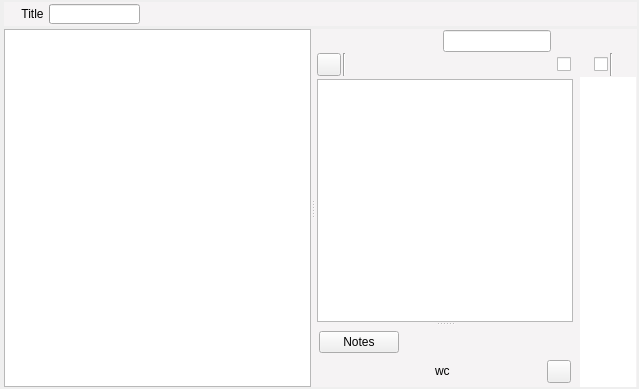
This is ui/manuscript_view.ui in zkovari/plotlyst as Qt 5 draws it before an edit. The edited form follows.
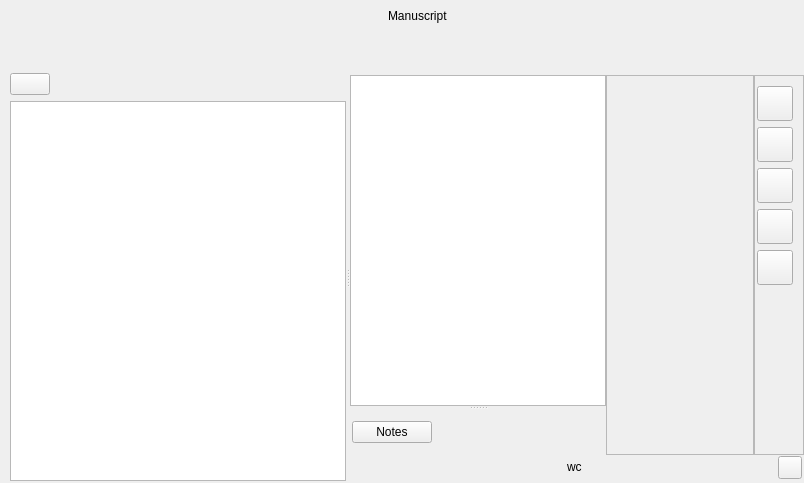
This is the edited form. Custom widgets are drawn as their Qt base class.

Commit message:
Renovate manuscript editor (#614)
* Renovate manuscript editor

* toolbar

* recheck

* side button

* progress

* progress

* calibri

* print resize event

* tree indent

* fix tree refresh

* add btn

* progress

* btngroup

* fix font

* progress

* progress chart colors

* add chart progress

What changed in the file:
```diff
--- a/ui/manuscript_view.ui
+++ b/ui/manuscript_view.ui
@@ -6,31 +6,28 @@
    <rect>
     <x>0</x>
     <y>0</y>
-    <width>639</width>
-    <height>389</height>
+    <width>804</width>
+    <height>483</height>
    </rect>
   </property>
   <property name="windowTitle">
    <string>Form</string>
   </property>
   <property name="styleSheet">
-   <string notr="true">#wdgSideAnalysis {
-                background-color: white;
-                }
-            </string>
+   <string notr="true"/>
   </property>
-  <layout class="QVBoxLayout" name="verticalLayout_2">
+  <layout class="QVBoxLayout" name="verticalLayout_9">
    <property name="spacing">
     <number>3</number>
    </property>
    <property name="leftMargin">
-    <number>4</number>
+    <number>10</number>
    </property>
    <property name="topMargin">
     <number>2</number>
    </property>
    <property name="rightMargin">
-    <number>2</number>
+    <number>0</number>
    </property>
    <property name="bottomMargin">
     <number>2</number>
@@ -43,117 +40,60 @@
        <verstretch>0</verstretch>
       </sizepolicy>
      </property>
-     <property name="styleSheet">
-      <string notr="true">.QWidget {
-                            background-color: #f5f3f4;
-                            }
-                        </string>
-     </property>
-     <layout class="QHBoxLayout" name="horizontalLayout">
+     <layout class="QHBoxLayout" name="horizontalLayout_3">
       <property name="spacing">
        <number>3</number>
       </property>
       <property name="leftMargin">
-       <number>15</number>
+       <number>2</number>
       </property>
       <property name="topMargin">
-       <number>2</number>
+       <number>4</number>
       </property>
       <property name="rightMargin">
-       <number>0</number>
+       <number>2</number>
       </property>
       <property name="bottomMargin">
-       <number>2</number>
+       <number>4</number>
       </property>
       <item>
-       <widget class="QPushButton" name="btnTitle">
-        <property name="cursor">
-         <cursorShape>PointingHandCursor</cursorShape>
+       <spacer name="horizontalSpacer_2">
+        <property name="orientation">
+         <enum>Qt::Horizontal</enum>
         </property>
+        <property name="sizeHint" stdset="0">
+         <size>
+          <width>40</width>
+          <height>20</height>
+         </size>
+        </property>
+       </spacer>
+      </item>
+      <item>
+       <widget class="QToolButton" name="btnManuscript">
         <property name="styleSheet">
-         <string notr="true">QPushButton {
-                                        border: 1px hidden black;
-                                        padding: 2px;
-                                        }
-
-                                        QPushButton:hover {
-                                        border: 1px dashed black;
-                                        }
-
-                                        QPushButton:pressed {
-                                        border: 1px solid black;
-                                        }
-                                    </string>
+         <string notr="true">border: 0px;</string>
         </property>
         <property name="text">
-         <string>Title</string>
+         <string/>
         </property>
        </widget>
       </item>
-      <item alignment="Qt::AlignHCenter">
-       <widget class="QProgressBar" name="progressStory">
+      <item>
+       <widget class="QLabel" name="lblTitle">
         <property name="sizePolicy">
-         <sizepolicy hsizetype="Maximum" vsizetype="Fixed">
+         <sizepolicy hsizetype="Preferred" vsizetype="Maximum">
           <horstretch>0</horstretch>
           <verstretch>0</verstretch>
          </sizepolicy>
         </property>
-        <property name="minimumSize">
-         <size>
-          <width>0</width>
-          <height>0</height>
-         </size>
-        </property>
-        <property name="maximumSize">
-         <size>
-          <width>16777215</width>
-          <height>20</height>
-         </size>
-        </property>
-        <property name="toolTip">
-         <string>Goal: 80,000 words</string>
-        </property>
-        <property name="styleSheet">
-         <string notr="true"/>
-        </property>
-        <property name="value">
-         <number>0</number>
-        </property>
-        <property name="textVisible">
-         <bool>false</bool>
-        </property>
-        <property name="invertedAppearance">
-         <bool>false</bool>
-        </property>
-       </widget>
-      </item>
-      <item>
-       <widget class="QPushButton" name="btnStoryGoal">
-        <property name="cursor">
-         <cursorShape>PointingHandCursor</cursorShape>
-        </property>
-        <property name="styleSheet">
-         <string notr="true">QPushButton {
-                                        border: 1px hidden black;
-                                        padding: 2px;
-                                        }
-
-                                        QPushButton:hover {
-                                        border: 1px dashed black;
-                                        }
-
-                                        QPushButton:pressed {
-                                        border: 1px solid black;
-                                        }
-                                    </string>
-        </property>
         <property name="text">
-         <string/>
+         <string>Manuscript</string>
         </property>
        </widget>
       </item>
       <item>
-       <spacer name="horizontalSpacer_5">
+       <spacer name="horizontalSpacer_3">
         <property name="orientation">
          <enum>Qt::Horizontal</enum>
         </property>
@@ -168,21 +108,85 @@
      </layout>
     </widget>
    </item>
+   <item>
+    <spacer name="verticalSpacer">
+     <property name="orientation">
+      <enum>Qt::Vertical</enum>
+     </property>
+     <property name="sizeType">
+      <enum>QSizePolicy::Fixed</enum>
+     </property>
+     <property name="sizeHint" stdset="0">
+      <size>
+       <width>20</width>
+       <height>40</height>
+      </size>
+     </property>
+    </spacer>
+   </item>
    <item>
     <widget class="QSplitter" name="splitter">
-     <property name="styleSheet">
-      <string notr="true">QSplitter {background-color: #f5f3f4;}</string>
-     </property>
      <property name="orientation">
       <enum>Qt::Horizontal</enum>
      </property>
-     <property name="handleWidth">
-      <number>4</number>
-     </property>
      <property name="childrenCollapsible">
       <bool>false</bool>
      </property>
-     <widget class="ScenesTreeView" name="treeChapters"/>
+     <widget class="QWidget" name="layoutWidget">
+      <layout class="QVBoxLayout" name="verticalLayout_2">
+       <item>
+        <layout class="QHBoxLayout" name="horizontalLayout_4">
+         <item>
+          <widget class="QPushButton" name="btnAdd">
+           <property name="sizePolicy">
+            <sizepolicy hsizetype="Maximum" vsizetype="Fixed">
+             <horstretch>0</horstretch>
+             <verstretch>0</verstretch>
+            </sizepolicy>
+           </property>
+           <property name="maximumSize">
+            <size>
+             <width>130</width>
+             <height>16777215</height>
+            </size>
+           </property>
+           <property name="cursor">
+            <cursorShape>PointingHandCursor</cursorShape>
+           </property>
+           <property name="text">
+            <string/>
+           </property>
+           <property name="shortcut">
+            <string>Ctrl+N</string>
+           </property>
+           <property name="positive" stdset="0">
+            <bool>true</bool>
+           </property>
+           <property name="base" stdset="0">
+            <bool>true</bool>
+           </property>
+          </widget>
+         </item>
+         <item>
+          <spacer name="horizontalSpacer_5">
+           <property name="orientation">
+            <enum>Qt::Horizontal</enum>
+           </property>
+           <property name="sizeHint" stdset="0">
+            <size>
+             <width>40</width>
+             <height>20</height>
+            </size>
+           </property>
+          </spacer>
+         </item>
+        </layout>
+       </item>
+       <item>
+        <widget class="ScenesTreeView" name="treeChapters"/>
+       </item>
+      </layout>
+     </widget>
      <widget class="QStackedWidget" name="stackedWidget">
       <property name="styleSheet">
        <string notr="true">#pageDistractionFree {
@@ -209,223 +213,39 @@
          <number>0</number>
         </property>
         <property name="topMargin">
-         <number>1</number>
+         <number>0</number>
         </property>
         <property name="rightMargin">
-         <number>1</number>
+         <number>0</number>
         </property>
         <property name="bottomMargin">
          <number>0</number>
         </property>
         <item>
-         <widget class="QWidget" name="widget" native="true">
-          <property name="sizePolicy">
-           <sizepolicy hsizetype="Preferred" vsizetype="Maximum">
-            <horstretch>0</horstretch>
-            <verstretch>0</verstretch>
-           </sizepolicy>
-          </property>
-          <layout class="QHBoxLayout" name="horizontalLayout_10">
-           <property name="spacing">
-            <number>2</number>
-           </property>
-           <property name="leftMargin">
-            <number>0</number>
-           </property>
-           <property name="topMargin">
-            <number>0</number>
-           </property>
-           <property name="rightMargin">
-            <number>0</number>
-           </property>
-           <property name="bottomMargin">
-            <number>0</number>
-           </property>
-           <item>
-            <spacer name="horizontalSpacer_10">
-             <property name="orientation">
-              <enum>Qt::Horizontal</enum>
-             </property>
-             <property name="sizeHint" stdset="0">
-              <size>
-               <width>40</width>
-               <height>20</height>
-              </size>
-             </property>
-            </spacer>
-           </item>
-           <item>
-            <widget class="QToolButton" name="btnPov">
-             <property name="styleSheet">
-              <string notr="true">border: 0px;</string>
-             </property>
-             <property name="text">
-              <string/>
-             </property>
-            </widget>
-           </item>
-           <item>
-            <widget class="QToolButton" name="btnSceneType">
-             <property name="styleSheet">
-              <string notr="true">border: 0px;</string>
-             </property>
-             <property name="text">
-              <string/>
-             </property>
-            </widget>
-           </item>
-           <item>
-            <widget class="QLineEdit" name="lineSceneTitle">
-             <property name="readOnly">
-              <bool>true</bool>
-             </property>
-            </widget>
-           </item>
-           <item>
-            <spacer name="horizontalSpacer_11">
-             <property name="orientation">
-              <enum>Qt::Horizontal</enum>
-             </property>
-             <property name="sizeHint" stdset="0">
-              <size>
-               <width>40</width>
-               <height>20</height>
-              </size>
-             </property>
-            </spacer>
-           </item>
-          </layout>
-         </widget>
-        </item>
-        <item>
-         <widget class="QWidget" name="wdgToolbar" native="true">
-          <property name="sizePolicy">
-           <sizepolicy hsizetype="Preferred" vsizetype="Maximum">
-            <horstretch>0</horstretch>
-            <verstretch>0</verstretch>
-           </sizepolicy>
-          </property>
+         <widget class="QWidget" name="wdgTop" native="true">
           <property name="styleSheet">
-           <string notr="true">#wdgToolbar {background-color: #f5f3f4;}</string>
+           <string notr="true"/>
           </property>
-          <layout class="QHBoxLayout" name="horizontalLayout_9">
-           <property name="spacing">
-            <number>2</number>
-           </property>
+          <layout class="QHBoxLayout" name="horizontalLayout">
            <property name="leftMargin">
-            <number>2</number>
+            <number>5</number>
            </property>
            <property name="topMargin">
-            <number>1</number>
+            <number>0</number>
            </property>
            <property name="rightMargin">
-            <number>2</number>
+            <number>21</number>
            </property>
            <property name="bottomMargin">
-            <number>1</number>
+            <number>2</number>
            </property>
-           <item>
-            <widget class="QToolButton" name="btnDistractionFree">
-             <property name="sizePolicy">
-              <sizepolicy hsizetype="Maximum" vsizetype="Fixed">
-               <horstretch>0</horstretch>
-               <verstretch>0</verstretch>
-              </sizepolicy>
-             </property>
-             <property name="maximumSize">
-              <size>
-               <width>16777215</width>
-               <height>16777215</height>
-              </size>
-             </property>
-             <property name="cursor">
-              <cursorShape>PointingHandCursor</cursorShape>
-             </property>
-             <property name="text">
-              <string/>
-             </property>
-            </widget>
-           </item>
-           <item>
-            <widget class="Line" name="line_5">
-             <property name="orientation">
-              <enum>Qt::Vertical</enum>
-             </property>
-            </widget>
-           </item>
-           <item>
-            <widget class="SprintWidget" name="wdgSprint" native="true"/>
-           </item>
-           <item>
-            <spacer name="horizontalSpacer_9">
-             <property name="orientation">
-              <enum>Qt::Horizontal</enum>
-             </property>
-             <property name="sizeHint" stdset="0">
-              <size>
-               <width>40</width>
-               <height>20</height>
-              </size>
-             </property>
-            </spacer>
-           </item>
-           <item>
-            <widget class="QToolButton" name="btnSpellCheckIcon">
-             <property name="styleSheet">
-              <string notr="true">border:0px;</string>
-             </property>
-             <property name="text">
-              <string/>
-             </property>
-            </widget>
-           </item>
-           <item>
-            <widget class="Toggle" name="cbSpellCheck">
-             <property name="text">
-              <string/>
-             </property>
-            </widget>
-           </item>
-           <item>
-            <widget class="QToolButton" name="btnAnalysisIcon">
-             <property name="styleSheet">
-              <string notr="true">border:0px;</string>
-             </property>
-             <property name="text">
-              <string/>
-             </property>
-            </widget>
-           </item>
-           <item>
-            <widget class="Toggle" name="btnAnalysis"/>
-           </item>
-           <item>
-            <widget class="Line" name="line_6">
-             <property name="orientation">
-              <enum>Qt::Vertical</enum>
-             </property>
-            </widget>
-           </item>
-           <item>
-            <widget class="QToolButton" name="btnContext">
-             <property name="cursor">
-              <cursorShape>PointingHandCursor</cursorShape>
-             </property>
-             <property name="styleSheet">
-              <string notr="true">QToolButton {border: 0px;}</string>
-             </property>
-             <property name="text">
-              <string/>
-             </property>
-            </widget>
-           </item>
           </layout>
          </widget>
         </item>
         <item>
          <layout class="QHBoxLayout" name="horizontalLayout_2">
           <property name="spacing">
-           <number>3</number>
+           <number>0</number>
           </property>
           <item>
            <widget class="QWidget" name="wdgEditor" native="true">
@@ -440,20 +260,17 @@
               <number>0</number>
              </property>
              <property name="leftMargin">
-              <number>2</number>
+              <number>0</number>
              </property>
              <property name="topMargin">
-              <number>2</number>
+              <number>0</number>
              </property>
              <property name="rightMargin">
-              <number>4</number>
+              <number>0</number>
              </property>
              <property name="bottomMargin">
-              <number>2</number>
+              <number>0</number>
              </property>
-             <item>
-              <widget class="QWidget" name="wdgTopAnalysis" native="true"/>
-             </item>
              <item>
               <widget class="QSplitter" name="splitterEditor">
                <property name="orientation">
@@ -499,131 +316,426 @@
                </widget>
               </widget>
              </item>
+            </layout>
+           </widget>
+          </item>
+          <item>
+           <widget class="QFrame" name="wdgSide">
+            <property name="sizePolicy">
+             <sizepolicy hsizetype="Maximum" vsizetype="Preferred">
+              <horstretch>0</horstretch>
+              <verstretch>0</verstretch>
+             </sizepolicy>
+            </property>
+            <property name="minimumSize">
+             <size>
+              <width>0</width>
+              <height>0</height>
+             </size>
+            </property>
+            <property name="maximumSize">
+             <size>
+              <width>150</width>
+              <height>16777215</height>
+             </size>
+            </property>
+            <property name="frameShape">
+             <enum>QFrame::StyledPanel</enum>
+            </property>
+            <property name="frameShadow">
+             <enum>QFrame::Sunken</enum>
+            </property>
+            <property name="relaxed-white-bg" stdset="0">
+             <bool>true</bool>
+            </property>
+            <layout class="QVBoxLayout" name="verticalLayout_3">
+             <property name="spacing">
+              <number>3</number>
+             </property>
+             <property name="leftMargin">
+              <number>2</number>
+             </property>
+             <property name="topMargin">
+              <number>2</number>
+             </property>
+             <property name="rightMargin">
+              <number>9</number>
+             </property>
+             <property name="bottomMargin">
+              <number>2</number>
+             </property>
              <item>
-              <widget class="QWidget" name="wdgBottom" native="true">
-               <property name="sizePolicy">
-                <sizepolicy hsizetype="Preferred" vsizetype="Maximum">
-                 <horstretch>0</horstretch>
-                 <verstretch>0</verstretch>
-                </sizepolicy>
+              <widget class="QStackedWidget" name="stackSide">
+               <widget class="QWidget" name="pageInfo">
+                <layout class="QVBoxLayout" name="verticalLayout_11">
+                 <property name="spacing">
+                  <number>3</number>
+                 </property>
+                 <property name="leftMargin">
+                  <number>5</number>
+                 </property>
+                 <property name="topMargin">
+                  <number>5</number>
+                 </property>
+                 <property name="rightMargin">
+                  <number>2</number>
+                 </property>
+                 <property name="bottomMargin">
+                  <number>2</number>
+                 </property>
+                 <item>
+                  <spacer name="verticalSpacer_3">
+                   <property name="orientation">
+                    <enum>Qt::Vertical</enum>
+                   </property>
+                   <property name="sizeHint" stdset="0">
+                    <size>
+                     <width>20</width>
+                     <height>40</height>
+                    </size>
+                   </property>
+                  </spacer>
+                 </item>
+                </layout>
+               </widget>
+               <widget class="QWidget" name="pageGoal">
+                <layout class="QVBoxLayout" name="verticalLayout_13">
+                 <property name="spacing">
+                  <number>3</number>
+                 </property>
+                 <property name="leftMargin">
+                  <number>5</number>
+                 </property>
+                 <property name="topMargin">
+                  <number>5</number>
+                 </property>
+                 <property name="rightMargin">
+                  <number>2</number>
+                 </property>
+                 <property name="bottomMargin">
+                  <number>2</number>
+                 </property>
+                </layout>
+               </widget>
+               <widget class="QWidget" name="pageReadability">
+                <layout class="QVBoxLayout" name="verticalLayout_12">
+                 <property name="spacing">
+                  <number>3</number>
+                 </property>
+                 <property name="leftMargin">
+                  <number>5</number>
+                 </property>
+                 <property name="topMargin">
+                  <number>5</number>
+                 </property>
+                 <property name="rightMargin">
+                  <number>2</number>
+                 </property>
+                 <property name="bottomMargin">
+                  <number>2</number>
+                 </property>
+                </layout>
+               </widget>
+               <widget class="QWidget" name="pageCharts">
+                <layout class="QVBoxLayout" name="verticalLayout_14">
+                 <property name="spacing">
+                  <number>3</number>
+                 </property>
+                 <property name="leftMargin">
+                  <number>5</number>
+                 </property>
+                 <property name="topMargin">
+                  <number>5</number>
+                 </property>
+                 <property name="rightMargin">
+                  <number>2</number>
+                 </property>
+                 <property name="bottomMargin">
+                  <number>2</number>
+                 </property>
+                </layout>
+               </widget>
+               <widget class="QWidget" name="pageExport">
+                <layout class="QVBoxLayout" name="verticalLayout_15">
+                 <property name="spacing">
+                  <number>3</number>
+                 </property>
+                 <property name="leftMargin">
+                  <number>5</number>
+                 </property>
+                 <property name="topMargin">
+                  <number>5</number>
+                 </property>
+                 <property name="rightMargin">
+                  <number>2</number>
+                 </property>
+                 <property name="bottomMargin">
+                  <number>2</number>
+                 </property>
+                </layout>
+               </widget>
+              </widget>
+             </item>
+            </layout>
+           </widget>
+          </item>
+          <item>
+           <widget class="QFrame" name="wdgSideBar">
+            <property name="sizePolicy">
+             <sizepolicy hsizetype="Maximum" vsizetype="Preferred">
+              <horstretch>0</horstretch>
+              <verstretch>0</verstretch>
+             </sizepolicy>
+            </property>
+            <property name="frameShape">
+             <enum>QFrame::StyledPanel</enum>
+            </property>
+            <property name="frameShadow">
+             <enum>QFrame::Sunken</enum>
+            </property>
+            <property name="relaxed-white-bg" stdset="0">
+             <bool>true</bool>
+            </property>
+            <layout class="QVBoxLayout" name="verticalLayout_10">
+             <property name="leftMargin">
+              <number>2</number>
+             </property>
+             <property name="topMargin">
+              <number>10</number>
+             </property>
+             <property name="rightMargin">
+              <number>10</number>
+             </property>
+             <property name="bottomMargin">
+              <number>0</number>
+             </property>
+             <item>
+              <widget class="QToolButton" name="btnSceneInfo">
+               <property name="cursor">
+                <cursorShape>PointingHandCursor</cursorShape>
                </property>
-               <property name="styleSheet">
-                <string notr="true">#wdgBottom {
+               <property name="toolTip">
+                <string>Scene info</string>
+               </property>
+               <property name="text">
+                <string/>
+               </property>
+               <property name="iconSize">
+                <size>
+                 <width>28</width>
+                 <height>28</height>
+                </size>
+               </property>
+               <property name="checkable">
+                <bool>true</bool>
+               </property>
+               <property name="transparent-circle-bg-on-hover" stdset="0">
+                <bool>true</bool>
+               </property>
+               <property name="large" stdset="0">
+                <bool>true</bool>
+               </property>
+              </widget>
+             </item>
+             <item>
+              <widget class="QToolButton" name="btnGoals">
+               <property name="cursor">
+                <cursorShape>PointingHandCursor</cursorShape>
+               </property>
+               <property name="toolTip">
+                <string>Goals</string>
+               </property>
+               <property name="text">
+                <string/>
+               </property>
+               <property name="iconSize">
+                <size>
+                 <width>28</width>
+                 <height>28</height>
+                </size>
+               </property>
+               <property name="checkable">
+                <bool>true</bool>
+               </property>
+               <property name="transparent-circle-bg-on-hover" stdset="0">
+                <bool>true</bool>
+               </property>
+               <property name="large" stdset="0">
+                <bool>true</bool>
+               </property>
+              </widget>
+             </item>
+             <item>
+              <widget class="QToolButton" name="btnReadability">
+               <property name="cursor">
+                <cursorShape>PointingHandCursor</cursorShape>
+               </property>
+               <property name="toolTip">
+                <string>Readability</string>
+               </property>
+               <property name="text">
+                <string/>
+               </property>
+               <property name="iconSize">
+                <size>
+                 <width>28</width>
+                 <height>28</height>
+                </size>
+               </property>
+               <property name="checkable">
+                <bool>true</bool>
+               </property>
+               <property name="transparent-circle-bg-on-hover" stdset="0">
+                <bool>true</bool>
+               </property>
+               <property name="large" stdset="0">
+                <bool>true</bool>
+               </property>
+              </widget>
+             </item>
+             <item>
+              <widget class="QToolButton" name="btnLengthCharts">
+               <property name="cursor">
+                <cursorShape>PointingHandCursor</cursorShape>
+               </property>
+               <property name="toolTip">
+                <string>Length distribution</string>
+               </property>
+               <property name="text">
+                <string/>
+               </property>
+               <property name="iconSize">
+                <size>
+                 <width>28</width>
+                 <height>28</height>
+                </size>
+               </property>
+               <property name="checkable">
+                <bool>true</bool>
+               </property>
+               <property name="transparent-circle-bg-on-hover" stdset="0">
+                <bool>true</bool>
+               </property>
+               <property name="large" stdset="0">
+                <bool>true</bool>
+               </property>
+              </widget>
+             </item>
+             <item>
+              <widget class="QToolButton" name="btnExport">
+               <property name="cursor">
+                <cursorShape>PointingHandCursor</cursorShape>
+               </property>
+               <property name="toolTip">
+                <string>Export</string>
+               </property>
+               <property name="text">
+                <string/>
+               </property>
+               <property name="iconSize">
+                <size>
+                 <width>28</width>
+                 <height>28</height>
+                </size>
+               </property>
+               <property name="checkable">
+                <bool>true</bool>
+               </property>
+               <property name="transparent-circle-bg-on-hover" stdset="0">
+                <bool>true</bool>
+               </property>
+               <property name="large" stdset="0">
+                <bool>true</bool>
+               </property>
+              </widget>
+             </item>
+             <item>
+              <spacer name="verticalSpacer_2">
+               <property name="orientation">
+                <enum>Qt::Vertical</enum>
+               </property>
+               <property name="sizeHint" stdset="0">
+                <size>
+                 <width>20</width>
+                 <height>40</height>
+                </size>
+               </property>
+              </spacer>
+             </item>
+            </layout>
+           </widget>
+          </item>
+         </layout>
+        </item>
+        <item>
+         <widget class="QWidget" name="wdgBottom" native="true">
+          <property name="sizePolicy">
+           <sizepolicy hsizetype="Preferred" vsizetype="Maximum">
+            <horstretch>0</horstretch>
+            <verstretch>0</verstretch>
+           </sizepolicy>
+          </property>
+          <property name="styleSheet">
+           <string notr="true">#wdgBottom {
                                                                     background-color: qlineargradient(x1: 0, y1: 0, x2:
                                                                     1, y2: 1,
                                                                     stop: 0 #FFFFFF, stop: 0.5 #E1E1E1, stop: 1
                                                                     #E7E7E7);
                                                                     border-bottom-left-radius: 6px;
                                                                     border-bottom-right-radius: 6px;
-                                                                    border: 1px hidden black;
-                                                                    border-top: 0px;
                                                                     }
                                                                 </string>
-               </property>
-               <layout class="QHBoxLayout" name="horizontalLayout_8">
-                <property name="spacing">
-                 <number>0</number>
-                </property>
-                <property name="leftMargin">
-                 <number>2</number>
-                </property>
-                <property name="topMargin">
-                 <number>1</number>
-                </property>
-                <property name="rightMargin">
-                 <number>2</number>
-                </property>
-                <property name="bottomMargin">
-                 <number>2</number>
-                </property>
-                <item>
-                 <widget class="QToolButton" name="btnNotes">
-                  <property name="cursor">
-                   <cursorShape>ArrowCursor</cursorShape>
-                  </property>
-                  <property name="toolTip">
-                   <string>Notes</string>
-                  </property>
-                  <property name="styleSheet">
-                   <string notr="true">QToolButton {
+          </property>
+          <layout class="QHBoxLayout" name="horizontalLayout_8">
+           <property name="spacing">
+            <number>0</number>
+           </property>
+           <property name="leftMargin">
+            <number>2</number>
+           </property>
+           <property name="topMargin">
+            <number>1</number>
+           </property>
+           <property name="rightMargin">
+            <number>2</number>
+           </property>
+           <property name="bottomMargin">
+            <number>2</number>
+           </property>
+           <item>
+            <widget class="QToolButton" name="btnNotes">
+             <property name="cursor">
+              <cursorShape>ArrowCursor</cursorShape>
+             </property>
+             <property name="toolTip">
+              <string>Notes</string>
+             </property>
+             <property name="styleSheet">
+              <string notr="true">QToolButton {
                                                                                 border: 0px hidden black;
                                                                                 }
                                                                                 QToolButton:pressed {
                                                                                 border: 1px solid white;
                                                                                 }
                                                                             </string>
-                  </property>
-                  <property name="checkable">
-                   <bool>true</bool>
-                  </property>
-                 </widget>
-                </item>
-                <item alignment="Qt::AlignHCenter|Qt::AlignVCenter">
-                 <widget class="WordsDisplay" name="lblWordCount">
-                  <property name="text">
-                   <string>wc</string>
-                  </property>
-                 </widget>
-                </item>
-                <item>
-                 <widget class="SceneStageButton" name="btnStage"/>
-                </item>
-               </layout>
-              </widget>
-             </item>
-            </layout>
-           </widget>
-          </item>
-          <item>
-           <widget class="QWidget" name="wdgSideAnalysis" native="true">
-            <property name="sizePolicy">
-             <sizepolicy hsizetype="Maximum" vsizetype="Preferred">
-              <horstretch>0</horstretch>
-              <verstretch>0</verstretch>
-             </sizepolicy>
-            </property>
-            <property name="minimumSize">
-             <size>
-              <width>0</width>
-              <height>0</height>
-             </size>
-            </property>
-            <property name="maximumSize">
-             <size>
-              <width>200</width>
-              <height>16777215</height>
-             </size>
-            </property>
-            <layout class="QVBoxLayout" name="verticalLayout_3">
-             <property name="spacing">
-              <number>3</number>
              </property>
-             <property name="leftMargin">
-              <number>0</number>
+             <property name="checkable">
+              <bool>true</bool>
              </property>
-             <property name="topMargin">
-              <number>2</number>
+            </widget>
+           </item>
+           <item alignment="Qt::AlignHCenter|Qt::AlignVCenter">
+            <widget class="WordsDisplay" name="lblWordCount">
+             <property name="text">
+              <string>wc</string>
              </property>
-             <property name="rightMargin">
-              <number>2</number>
-             </property>
-             <property name="bottomMargin">
-              <number>2</number>
-             </property>
-             <item alignment="Qt::AlignTop">
-              <widget class="ReadabilityWidget" name="wdgReadability" native="true">
-               <property name="sizePolicy">
-                <sizepolicy hsizetype="Maximum" vsizetype="Preferred">
-                 <horstretch>0</horstretch>
-                 <verstretch>0</verstretch>
-                </sizepolicy>
-               </property>
-              </widget>
-             </item>
-            </layout>
-           </widget>
-          </item>
-         </layout>
+            </widget>
+           </item>
+           <item>
+            <widget class="SceneStageButton" name="btnStage"/>
+           </item>
+          </layout>
+         </widget>
         </item>
        </layout>
       </widget>
@@ -730,16 +842,6 @@
    <extends>QPushButton</extends>
    <header>src.main.python.plotlyst.view.widget.display</header>
   </customwidget>
-  <customwidget>
-   <class>Toggle</class>
-   <extends>QCheckBox</extends>
-   <header>src.main.python.plotlyst.view.widget.input</header>
-  </customwidget>
-  <customwidget>
-   <class>ReadabilityWidget</class>
-   <extends>QWidget</extends>
-   <header>src.main.python.plotlyst.view.widget.manuscript</header>
-  </customwidget>
   <customwidget>
    <class>ScenesTreeView</class>
    <extends>QTreeView</extends>
@@ -750,12 +852,6 @@
    <extends>QToolButton</extends>
    <header>src.main.python.plotlyst.view.widget.scenes</header>
   </customwidget>
-  <customwidget>
-   <class>SprintWidget</class>
-   <extends>QWidget</extends>
-   <header>src.main.python.plotlyst.view.widget.manuscript</header>
-   <container>1</container>
-  </customwidget>
   <customwidget>
    <class>ManuscriptTextEditor</class>
    <extends>QTextEdit</extends>
```
The commit also changes 16 other files.
